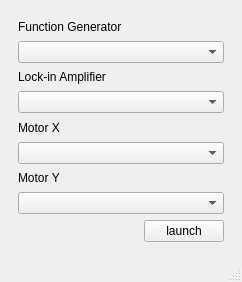
Before: the Qt Designer form UI/main_window.ui in FranciscoGauna/Microscopy-Program, drawn with Qt 5.
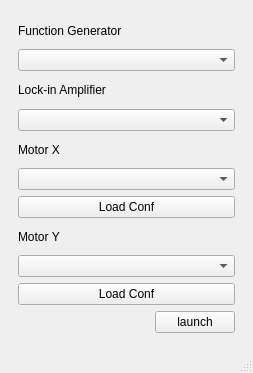
After: the same form once the commit is applied.

```diff
--- a/UI/main_window.ui
+++ b/UI/main_window.ui
@@ -6,8 +6,8 @@
    <rect>
     <x>0</x>
     <y>0</y>
-    <width>242</width>
-    <height>282</height>
+    <width>253</width>
+    <height>373</height>
    </rect>
   </property>
   <property name="windowTitle">
@@ -22,6 +22,9 @@
       </property>
       <widget class="QWidget" name="selection_page">
        <layout class="QGridLayout" name="gridLayout_3">
+        <item row="8" column="0">
+         <widget class="QComboBox" name="motor_y_cb"/>
+        </item>
         <item row="2" column="0">
          <widget class="QLabel" name="lockin_label">
           <property name="text">
@@ -29,7 +32,7 @@
           </property>
          </widget>
         </item>
-        <item row="8" column="0">
+        <item row="10" column="0">
          <layout class="QHBoxLayout" name="launch_layout">
           <item>
            <spacer name="launch_spacer">
@@ -70,7 +73,7 @@
         <item row="5" column="0">
          <widget class="QComboBox" name="motor_x_cb"/>
         </item>
-        <item row="6" column="0">
+        <item row="7" column="0">
          <widget class="QLabel" name="motor_y_label">
           <property name="text">
            <string>Motor Y</string>
@@ -83,8 +86,19 @@
         <item row="3" column="0">
          <widget class="QComboBox" name="lockin_cb"/>
         </item>
-        <item row="7" column="0">
-         <widget class="QComboBox" name="motor_y_cb"/>
+        <item row="6" column="0">
+         <widget class="QPushButton" name="motor_x_bt">
+          <property name="text">
+           <string>Load Conf</string>
+          </property>
+         </widget>
+        </item>
+        <item row="9" column="0">
+         <widget class="QPushButton" name="motor_y_conf">
+          <property name="text">
+           <string>Load Conf</string>
+          </property>
+         </widget>
         </item>
        </layout>
       </widget>
```
Left out of the diff: 2 changed lines with no effect on the pictures.
